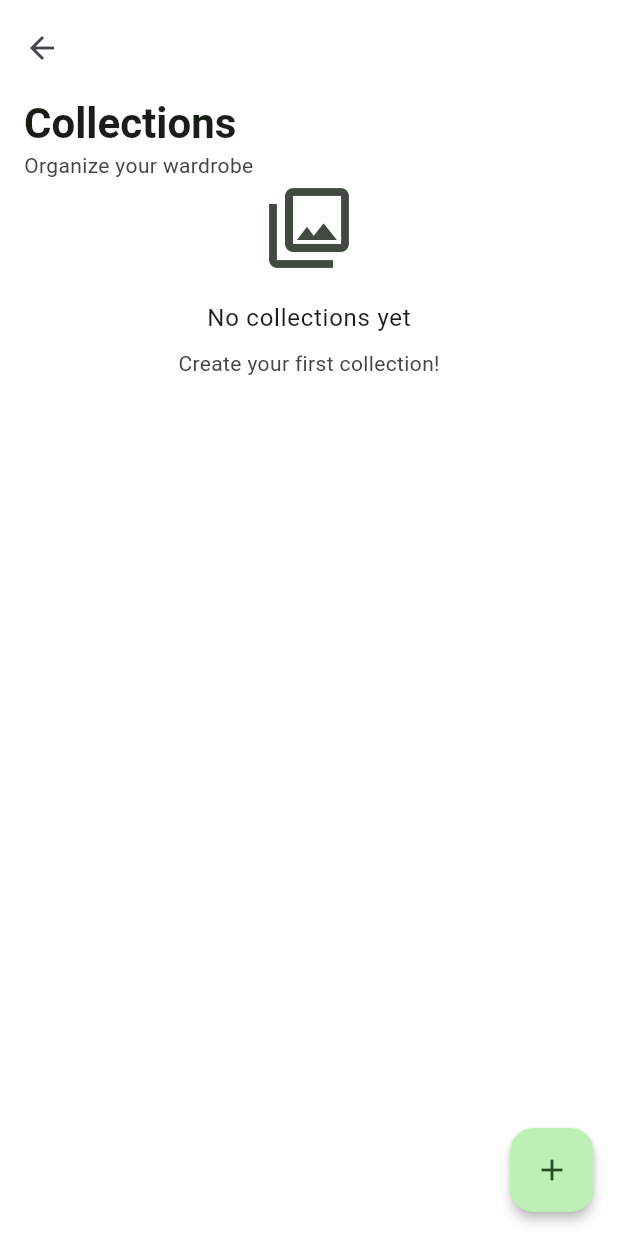
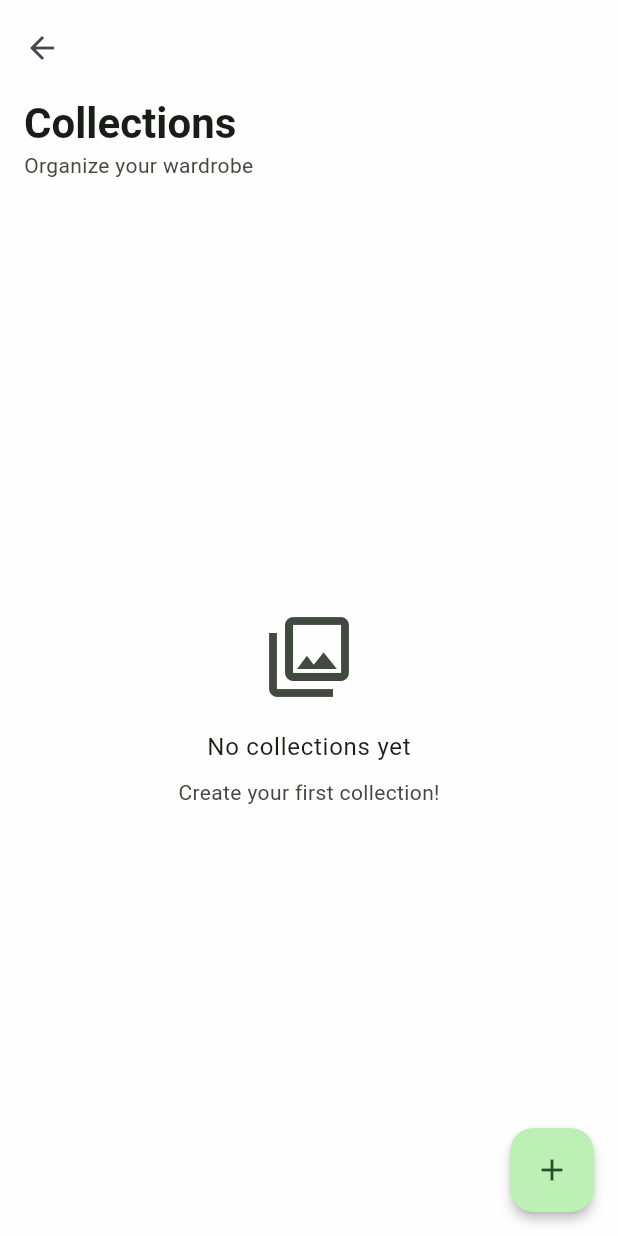
Before and after one commit to hviiet/closet, a Flutter app: the CollectionListScreen screen opened directly, on a phone screen of 412 x 824 dp. Run offline on Flutter 3.47's test engine with Material 3 defaults, Android fonts, the light colour scheme and no system bars; our stand-ins replace bloc, cached_network_image, equatable, flutter_bloc, flutter_dotenv, flutter_image_compress and 4 more; accounts and stored records are empty.

Commit message:
fix collection creation

```diff
--- a/lib/screens/collection_list_screen.dart
+++ b/lib/screens/collection_list_screen.dart
@@ -59,15 +59,17 @@ class _CollectionListScreenState extends State<CollectionListScreen> {
           ),
 
           // Content Section
-          SliverToBoxAdapter(
-            child: BlocBuilder<CollectionCubit, CollectionState>(
+          BlocBuilder<CollectionCubit, CollectionState>(
             builder: (context, state) {
               if (state.status == CollectionStatus.loading) {
-                  return const Center(child: CircularProgressIndicator());
+                return const SliverFillRemaining(
+                  child: Center(child: CircularProgressIndicator()),
+                );
               }
 
               if (state.status == CollectionStatus.failure) {
-                  return Center(
+                return SliverFillRemaining(
+                  child: Center(
                     child: Column(
                       mainAxisAlignment: MainAxisAlignment.center,
                       children: [
@@ -91,11 +93,13 @@ class _CollectionListScreenState extends State<CollectionListScreen> {
                         ),
                       ],
                     ),
+                  ),
                 );
               }
 
               if (state.collections.isEmpty) {
-                  return Center(
+                return SliverFillRemaining(
+                  child: Center(
                     child: Column(
                       mainAxisAlignment: MainAxisAlignment.center,
                       children: [
@@ -121,22 +125,27 @@ class _CollectionListScreenState extends State<CollectionListScreen> {
                         ),
                       ],
                     ),
+                  ),
                 );
               }
 
-                return ListView.builder(
-                  shrinkWrap: true,
-                  physics: const NeverScrollableScrollPhysics(),
+              return SliverPadding(
                 padding: const EdgeInsets.all(16),
-                  itemCount: state.collections.length,
-                  itemBuilder: (context, index) {
+                sliver: SliverList(
+                  delegate: SliverChildBuilderDelegate(
+                    (context, index) {
                       final collection = state.collections[index];
-                    return Card(
-                      margin: const EdgeInsets.only(bottom: 12),
+                      return Padding(
+                        padding: EdgeInsets.only(
+                          bottom:
+                              index < state.collections.length - 1 ? 12.0 : 0.0,
+                        ),
+                        child: Card(
+                          margin: EdgeInsets.zero,
                           child: ListTile(
                             leading: CircleAvatar(
-                          backgroundColor:
-                              context.theme.greenPrimary.withValues(alpha: 0.2),
+                              backgroundColor: context.theme.greenPrimary
+                                  .withValues(alpha: 0.2),
                               child: Icon(
                                 Icons.collections,
                                 color: context.theme.greenPrimary,
@@ -144,7 +153,8 @@ class _CollectionListScreenState extends State<CollectionListScreen> {
                             ),
                             title: Text(
                               'Collection ${collection.id}',
-                          style: const TextStyle(fontWeight: FontWeight.w500),
+                              style:
+                                  const TextStyle(fontWeight: FontWeight.w500),
                             ),
                             subtitle: Column(
                               crossAxisAlignment: CrossAxisAlignment.start,
@@ -192,11 +202,14 @@ class _CollectionListScreenState extends State<CollectionListScreen> {
                               );
                             },
                           ),
+                        ),
                       );
                     },
+                    childCount: state.collections.length,
+                  ),
+                ),
               );
             },
-            ),
           ),
         ],
       ),
```
Also changed, not shown: lib/repositories/supabase_collection_repository.dart (+6 -3 lines). Lines whose indentation alone changed are shown as unchanged.
